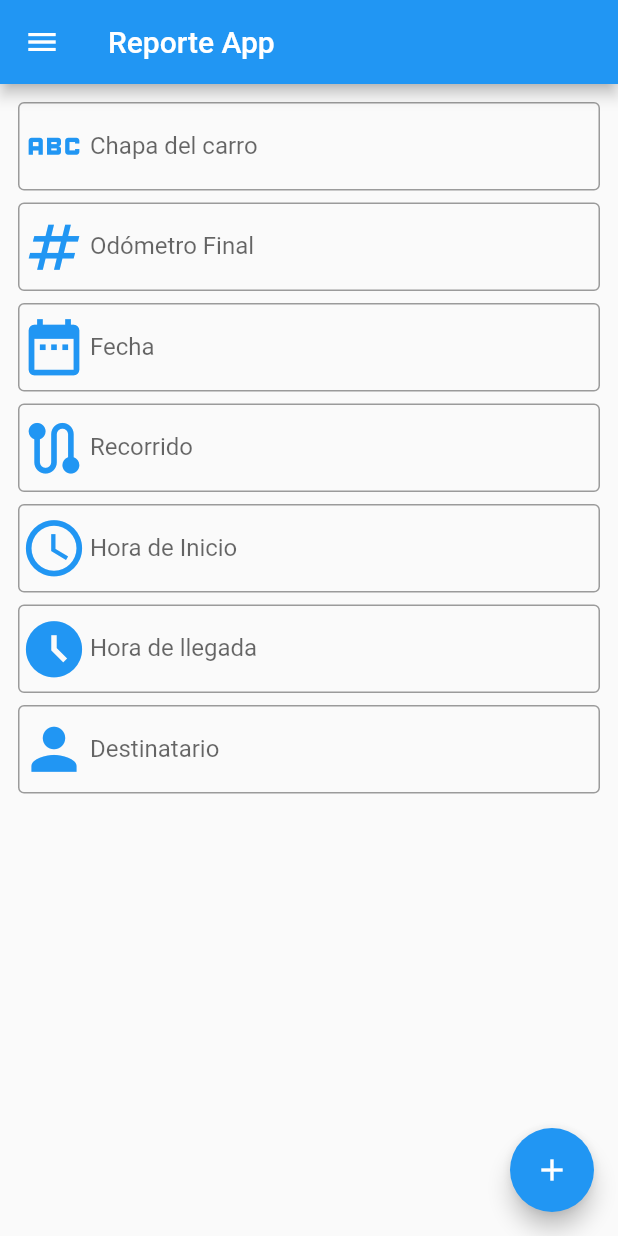
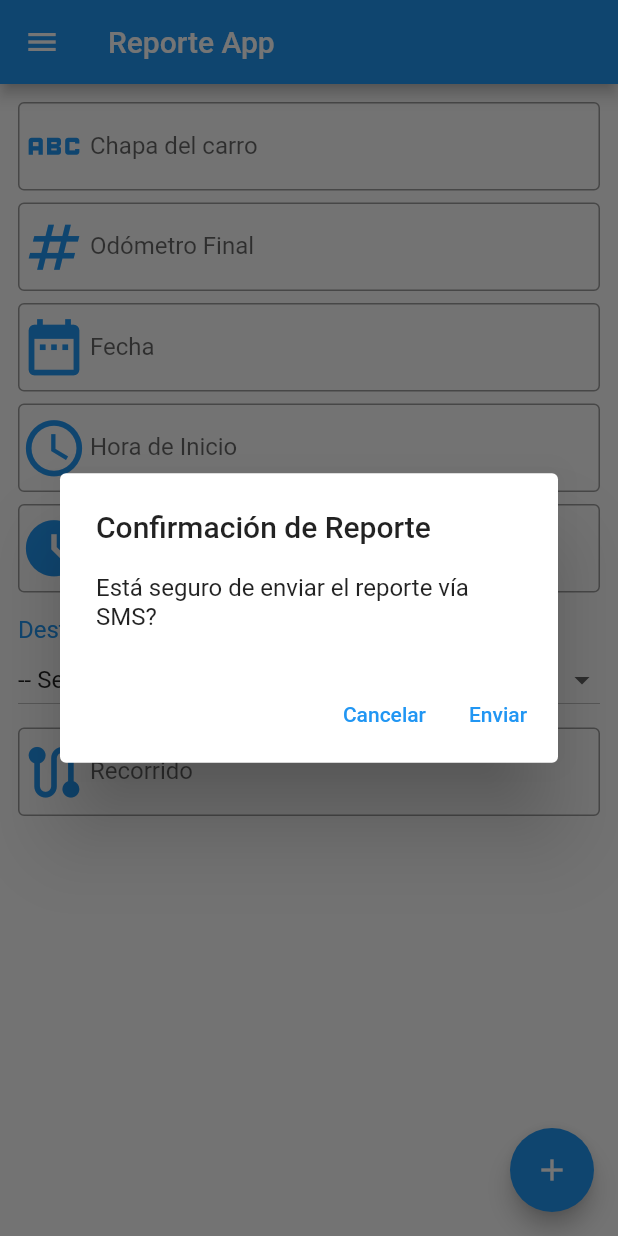
Before and after one commit to eptardio95/Reporte, a Flutter app: the screen it shows after launch, after a tap on the "add" icon, on a phone screen of 412 x 824 dp. Run offline on Flutter 3.47's test engine with Material 2 defaults, Android fonts, the phone set to English and light mode, and no system bars; our stand-ins replace image_picker, shared_preferences, url_launcher_web; missing offline and left inert: image_picker_for_web.

Commit message:
Destinatario y alert dialog

```diff
--- a/lib/controllers/reporte_controller.dart
+++ b/lib/controllers/reporte_controller.dart
@@ -14,7 +14,7 @@ class ReporteController {
   ReporteController._internal();
 
   Reporte reporte = Reporte();
+
   Telefonos telefonos = Telefonos();
 
-  // ValueNotifier <List<PersonaModelo>> contactos = ValueNotifier<List<PersonaModelo>>(persons);
 }
--- a/lib/models/reporte_modelo.dart
+++ b/lib/models/reporte_modelo.dart
@@ -1,3 +1,5 @@
+import 'package:flutter/material.dart';
+
 class Reporte {
   String? chapa;
   String? odometro;
@@ -19,13 +21,13 @@ class Reporte {
 
 class Telefonos {
   String? telefonoEduardito;
-  String? telefonoMarlon = "+5352884868";
-  String? telefonoAsmel = "+5352886388";
-  String? telefonoYosbel = "+5352884444";
+  String? telefonoMarlon;
+  String? telefonoAsmel;
+  String? telefonoYosbel;
 
   Telefonos(
       {this.telefonoEduardito = "+5352886390",
-      this.telefonoMarlon,
-      this.telefonoAsmel,
-      this.telefonoYosbel});
+      this.telefonoMarlon = "+5352884868",
+      this.telefonoAsmel = "+5352886388",
+      this.telefonoYosbel = "+5352884444"});
 }
--- a/lib/ui/pages/form_page.dart
+++ b/lib/ui/pages/form_page.dart
@@ -20,6 +20,25 @@ class _FormularioState extends State<Formulario> {
 
   final reporteController = ReporteController();
 
+  static const menuItems = <String>[
+    "-- Seleccione el destinatario --",
+    "Eduardo",
+    "Marlon",
+    "Asmel",
+    "Yosbel"
+  ];
+
+  String _btnSelectedVal = "-- Seleccione el destinatario --";
+
+  final List<DropdownMenuItem<String>> _dropDownMenuItems = menuItems
+      .map(
+        (String value) => DropdownMenuItem<String>(
+          value: value,
+          child: Text(value),
+        ),
+      )
+      .toList();
+
   @override
   void initState() {
     super.initState();
@@ -39,6 +58,7 @@ class _FormularioState extends State<Formulario> {
         child: Padding(
           padding: const EdgeInsets.all(12.0),
           child: Column(children: <Widget>[
+            ///Chapa del carro///
             TextFormField(
               decoration: InputDecoration(
                   prefixIcon:
@@ -55,6 +75,8 @@ class _FormularioState extends State<Formulario> {
               controller: _chapaController,
             ),
             SizedBox(height: 8.0),
+
+            ///Odometro///
             TextFormField(
               decoration: InputDecoration(
                   prefixIcon:
@@ -71,6 +93,8 @@ class _FormularioState extends State<Formulario> {
               controller: _odometroController,
             ),
             SizedBox(height: 8.0),
+
+            ///Fecha///
             TextFormField(
               decoration: InputDecoration(
                   prefixIcon: const Icon(Icons.date_range,
@@ -86,23 +110,10 @@ class _FormularioState extends State<Formulario> {
               },
               controller: _fechaController,
             ),
+
             SizedBox(height: 8.0),
-            TextFormField(
-              decoration: InputDecoration(
-                  prefixIcon:
-                      const Icon(Icons.route, color: Colors.blue, size: 45),
-                  // suffixIcon: const Icon(Icons.abc),
-                  labelText: 'Recorrido',
-                  border: OutlineInputBorder(
-                      borderSide:
-                          BorderSide(color: Theme.of(context).primaryColor))),
-              onChanged: (value) {
-                reporteController.reporte.recorrido = value;
-                print(reporteController.reporte.recorrido);
-              },
-              controller: _recorridoController,
-            ),
-            SizedBox(height: 8.0),
+
+            ///Hora de Inicio///
             TextFormField(
               decoration: InputDecoration(
                   prefixIcon: const Icon(Icons.access_time,
@@ -119,6 +130,8 @@ class _FormularioState extends State<Formulario> {
               controller: _horaInicioController,
             ),
             SizedBox(height: 8.0),
+
+            ///Hora de llegada///
             TextFormField(
               decoration: InputDecoration(
                   prefixIcon: const Icon(Icons.access_time_filled,
@@ -134,21 +147,62 @@ class _FormularioState extends State<Formulario> {
               },
               controller: _horaLlegadaController,
             ),
+            SizedBox(height: 15.0),
+
+            ///Destinatario///
+            Column(children: <Widget>[
+              Container(
+                // decoration: BoxDecoration(color: Colors.red),
+                alignment: Alignment.topLeft,
+                child: const Text("Destinatario",
+                    style: TextStyle(color: Colors.blue, fontSize: 16.0)),
+              ),
+              DropdownButton<String>(
+                isExpanded: true,
+                value: _btnSelectedVal,
+                onChanged: (String? newValue) {
+                  if (newValue != null) {
+                    setState(() => _btnSelectedVal = newValue);
+
+                  }
+                },
+                items: _dropDownMenuItems,
+              ),
+            ]),
             SizedBox(height: 8.0),
+
+            ///Recorrido///
             TextFormField(
               decoration: InputDecoration(
                   prefixIcon:
-                      const Icon(Icons.person, color: Colors.blue, size: 45),
+                      const Icon(Icons.route, color: Colors.blue, size: 45),
                   // suffixIcon: const Icon(Icons.abc),
-                  labelText: 'Destinatario',
+                  labelText: 'Recorrido',
                   border: OutlineInputBorder(
                       borderSide:
                           BorderSide(color: Theme.of(context).primaryColor))),
               onChanged: (value) {
-                reporteController.reporte.destinatario = value;
-                print(reporteController.reporte.destinatario);
+                reporteController.reporte.recorrido = value;
+                print(reporteController.reporte.recorrido);
               },
+              controller: _recorridoController,
             ),
+
+            // TextFormField(
+            //   decoration: InputDecoration(
+            //       prefixIcon:
+            //           const Icon(Icons.person, color: Colors.blue, size: 45),
+            //       // suffixIcon: const Icon(Icons.abc),
+            //       labelText: 'Destinatario',
+            //       border: OutlineInputBorder(
+            //           borderSide:
+            //               BorderSide(color: Theme.of(context).primaryColor))),
+            //   onChanged: (value) {
+            //     reporteController.reporte.destinatario = value;
+            //     print(reporteController.reporte.destinatario);
+            //   },
+            //   controller: _destinatarioController,
+            // ),
           ]),
         ),
       ),
--- a/lib/ui/pages/home_page.dart
+++ b/lib/ui/pages/home_page.dart
@@ -17,12 +17,11 @@ class _HomePageState extends State<HomePage> {
   late String msg;
 
   _textMe(msg) async {
-
-    String uri = 'sms:${reporteController.telefonos.telefonoEduardito}?body=$msg';
+    String uri =
+        'sms:${reporteController.telefonos.telefonoEduardito}?body=$msg';
 
     await launch(uri);
   }
-
 
   @override
   Widget build(BuildContext context) {
@@ -32,9 +31,7 @@ class _HomePageState extends State<HomePage> {
             DrawerHeader(
                 padding: EdgeInsets.zero,
                 child: Container(
-                    color: Theme
-                        .of(context)
-                        .primaryColor,
+                  color: Theme.of(context).primaryColor,
                 )),
           ]),
         ),
@@ -45,6 +42,28 @@ class _HomePageState extends State<HomePage> {
           builder: (BuildContext context) {
             return FloatingActionButton(
               onPressed: () async {
+                /// Show dialog ///
+
+                await showDialog<String>(
+                  context: context,
+                  builder: (BuildContext context) => AlertDialog(
+                    title: const Text('Confirmación de Reporte'),
+                    content:
+                        const Text('Está seguro de enviar el reporte vía SMS?'),
+                    actions: <Widget>[
+                      TextButton(
+                        onPressed: () => Navigator.pop(context),
+                        child: const Text('Cancelar'),
+                      ),
+                      TextButton(
+                        onPressed: () => {
+                          Navigator.pop(context),
+                          _textMe(msg)},
+                        child: const Text('Enviar'),
+                      ),
+                    ],
+                  ),
+                );
                 mapaReporte = {
                   "Chapa": reporteController.reporte.chapa,
                   "Odómetro": reporteController.reporte.odometro,
@@ -58,9 +77,6 @@ class _HomePageState extends State<HomePage> {
                 msg =
                     """Fecha: ${mapaReporte["Fecha"]}\nChapa: ${mapaReporte["Chapa"]}\nOdómetro: ${mapaReporte["Odómetro"]}\nHora de Inicio: ${mapaReporte["Hora de Inicio"]}\nHora de llegada: ${mapaReporte["Hora de llegada"]}\nRecorrido: ${mapaReporte["Recorrido"]}\nDestinatario: ${mapaReporte["Destinatario"]}""";
                 print(msg);
-
-                  await _textMe(msg);
-
               },
               tooltip: 'Increment',
               child: const Icon(Icons.add),
```
Also changed, not shown: lib/ui/widgets/alertDialog.dart (added, +30 -0 lines). Lines whose indentation alone changed are shown as unchanged.
